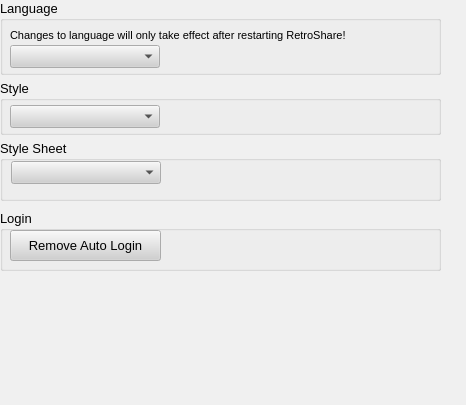
Old version of the form retroshare-gui/src/gui/Preferences/GeneralDialog.ui in the repository RetroShare/RetroShare.
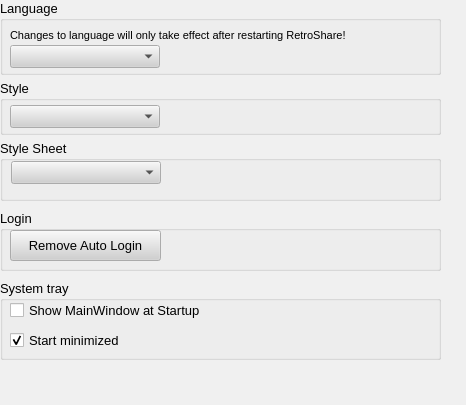
New version of the form.

Commit message: -some icon changes -Start Minimized settings Checkbox -disabled Help in Preferences -added for BandwidthGraph a function to use down and up from rsiface, does not work correct.

What changed in the file:
```diff
--- a/retroshare-gui/src/gui/Preferences/GeneralDialog.ui
+++ b/retroshare-gui/src/gui/Preferences/GeneralDialog.ui
@@ -735,6 +735,51 @@
     </property>
    </widget>
   </widget>
+  <widget class="QGroupBox" name="groupBox_2" >
+   <property name="geometry" >
+    <rect>
+     <x>0</x>
+     <y>280</y>
+     <width>441</width>
+     <height>80</height>
+    </rect>
+   </property>
+   <property name="title" >
+    <string>System tray</string>
+   </property>
+   <widget class="QCheckBox" name="chkShowOnStartup" >
+    <property name="geometry" >
+     <rect>
+      <x>10</x>
+      <y>20</y>
+      <width>401</width>
+      <height>20</height>
+     </rect>
+    </property>
+    <property name="text" >
+     <string>Show MainWindow at Startup</string>
+    </property>
+    <property name="checked" >
+     <bool>false</bool>
+    </property>
+   </widget>
+   <widget class="QCheckBox" name="checkStartMinimized" >
+    <property name="geometry" >
+     <rect>
+      <x>10</x>
+      <y>50</y>
+      <width>401</width>
+      <height>20</height>
+     </rect>
+    </property>
+    <property name="text" >
+     <string>Start minimized</string>
+    </property>
+    <property name="checked" >
+     <bool>true</bool>
+    </property>
+   </widget>
+  </widget>
  </widget>
  <tabstops>
   <tabstop>cmboLanguage</tabstop>
```
Left out of the diff: 6 changed lines with no effect on the pictures. The commit also changes 11 other files.
